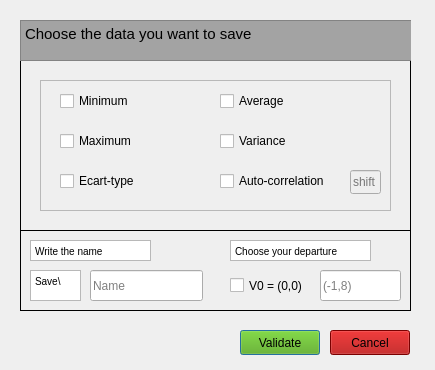
Samy206/Evaluation_vectorielle, file Affichage/savewindow.ui: the form before one commit.
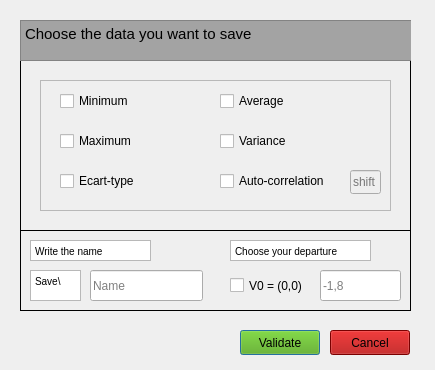
The form after the commit.

Diff of the .ui file:
```diff
--- a/Affichage/savewindow.ui
+++ b/Affichage/savewindow.ui
@@ -1667,7 +1667,7 @@
      <string/>
     </property>
     <property name="placeholderText">
-     <string>(-1,8)</string>
+     <string>-1,8</string>
     </property>
     <property name="clearButtonEnabled">
      <bool>false</bool>
```
